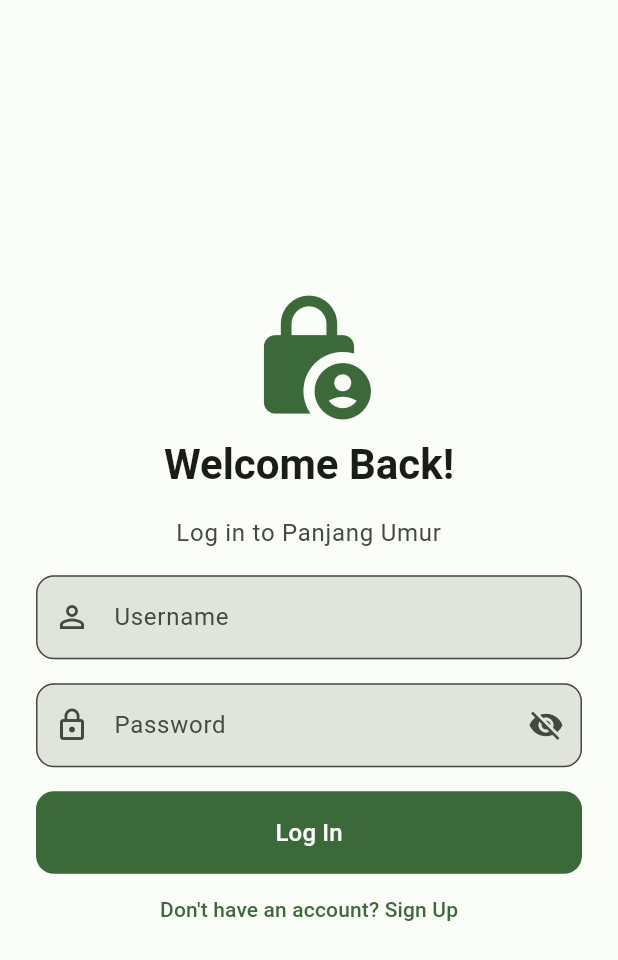
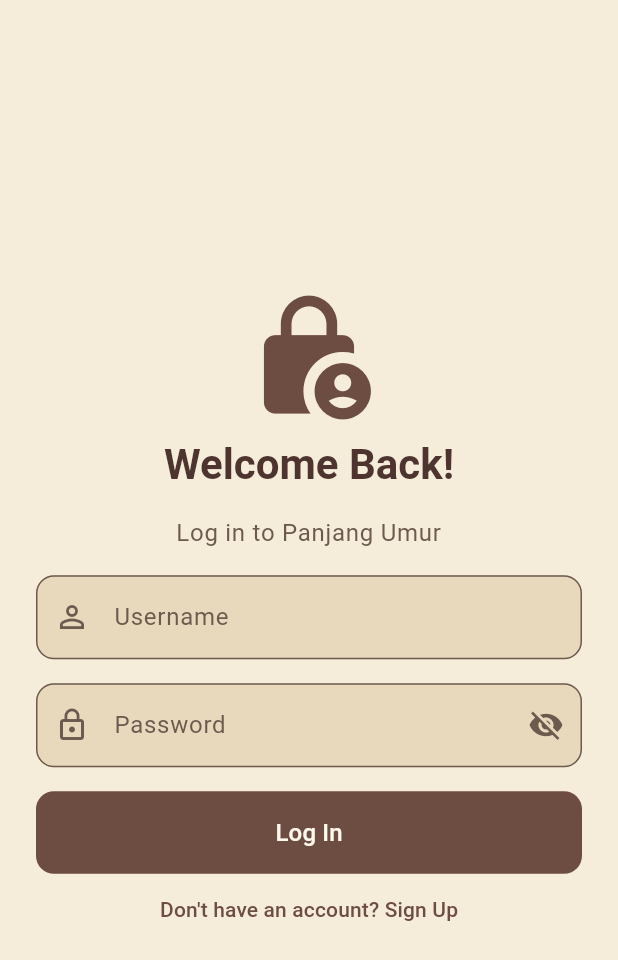
Before and after one commit to rowlys/panjang_umur_frontend, a Flutter app: the screen it shows after launch, on a phone screen of 412 x 824 dp. Shown: the top 960 px of the screen. Run offline on Flutter 3.47's test engine with Material 3 defaults, Android fonts, the phone set to English and light mode, and no system bars; our stand-ins replace dio, flutter_dotenv, flutter_riverpod, flutter_secure_storage, go_router, image_picker.

Commit message:
feat(theme): brown wooden app theme

```diff
--- a/lib/core/router/app_router.dart
+++ b/lib/core/router/app_router.dart
@@ -134,7 +134,6 @@ final goRouterProvider = Provider<GoRouter>((ref) {
       GoRoute(
         path: '/boot',
         builder: (context, state) => const Scaffold(
-          backgroundColor: Colors.white,
           body: Center(child: CircularProgressIndicator())
         ),
       ),
--- a/lib/core/theme/app_theme.dart
+++ b/lib/core/theme/app_theme.dart
@@ -1,29 +1,72 @@
 import 'package:flutter/material.dart';
 
 class AppTheme {
+  static const Color _walnut = Color(0xFF6D4C41);
+  static const Color _darkWood = Color(0xFF5D4037);
+  static const Color _lightWood = Color(0xFF8D6E63);
+  static const Color _parchment = Color(0xFFF5ECD9);
+  static const Color _cream = Color(0xFFFFF8EC);
+  static const Color _ink = Color(0xFF4E342E);
+
+  static const Color success = Color(0xFF5B7B3A);
+  static const Color warning = Color(0xFFC08A2E);
+
   static final ColorScheme _lightColorScheme = ColorScheme.fromSeed(
-    seedColor: const Color(0xFF2E7D32),
+    seedColor: _walnut,
     brightness: Brightness.light,
+  ).copyWith(
+    primary: _walnut,
+    onPrimary: _cream,
+    primaryContainer: const Color(0xFFE6CBB0),
+    onPrimaryContainer: const Color(0xFF3E2723),
+    secondary: const Color(0xFF6B7F3A),
+    onSecondary: _cream,
+    secondaryContainer: const Color(0xFFDCE3C0),
+    onSecondaryContainer: const Color(0xFF2F3A14),
+    surface: _parchment,
+    onSurface: _ink,
+    onSurfaceVariant: const Color(0xFF6D5A4F),
+    surfaceContainerLowest: const Color(0xFFFBF5EA),
+    surfaceContainerLow: const Color(0xFFF2E7D2),
+    surfaceContainer: const Color(0xFFEEE2CA),
+    surfaceContainerHigh: const Color(0xFFEBDDC3),
+    surfaceContainerHighest: const Color(0xFFE8D9BC),
+    outline: const Color(0xFFA1887F),
+    outlineVariant: const Color(0xFFD7C4A8),
+    error: const Color(0xFFA0412D),
+    onError: _cream,
+    errorContainer: const Color(0xFFF4D6CC),
+    onErrorContainer: const Color(0xFF4A1408),
+    inverseSurface: const Color(0xFF3E2723),
+    onInverseSurface: _parchment,
+    inversePrimary: const Color(0xFFE6CBB0),
   );
 
   static ThemeData get lightTheme {
     return ThemeData(
       useMaterial3: true,
       colorScheme: _lightColorScheme,
-      scaffoldBackgroundColor: const Color(0xFFFBFDF8),
+      scaffoldBackgroundColor: _parchment,
 
-      appBarTheme: AppBarTheme(
-        backgroundColor: Colors.transparent,
-        foregroundColor: _lightColorScheme.onSurface,
+      appBarTheme: const AppBarTheme(
+        backgroundColor: _darkWood,
+        foregroundColor: _cream,
         elevation: 0,
         scrolledUnderElevation: 0,
         centerTitle: true,
         titleTextStyle: TextStyle(
           fontSize: 20,
           fontWeight: FontWeight.w600,
-          color: _lightColorScheme.onSurface,
+          color: _cream,
           letterSpacing: -0.5,
         ),
+      ),
+
+      tabBarTheme: TabBarThemeData(
+        labelColor: _cream,
+        unselectedLabelColor: _cream.withValues(alpha: 0.7),
+        indicatorColor: _lightColorScheme.primaryContainer,
+        dividerColor: Colors.transparent,
       ),
 
       cardTheme: CardThemeData(
@@ -40,26 +83,26 @@ class AppTheme {
 
       navigationBarTheme: NavigationBarThemeData(
         elevation: 0,
-        backgroundColor: Colors.transparent,
-        indicatorColor: _lightColorScheme.secondaryContainer,
+        backgroundColor: _darkWood,
+        indicatorColor: _lightWood,
         iconTheme: WidgetStateProperty.resolveWith((states) {
           if (states.contains(WidgetState.selected)) {
-            return IconThemeData(color: _lightColorScheme.onSecondaryContainer, size: 26);
+            return const IconThemeData(color: _cream, size: 26);
           }
-          return IconThemeData(color: _lightColorScheme.onSurfaceVariant, size: 24);
+          return IconThemeData(color: _cream.withValues(alpha: 0.7), size: 24);
         }),
         labelTextStyle: WidgetStateProperty.resolveWith((states) {
           if (states.contains(WidgetState.selected)) {
-            return TextStyle(
+            return const TextStyle(
               fontSize: 12,
               fontWeight: FontWeight.w700,
-              color: _lightColorScheme.onSurface,
+              color: _cream,
             );
           }
           return TextStyle(
             fontSize: 12,
             fontWeight: FontWeight.w500,
-            color: _lightColorScheme.onSurfaceVariant,
+            color: _cream.withValues(alpha: 0.7),
           );
         }),
       ),
--- a/lib/features/auth/presentation/screens/login_screen.dart
+++ b/lib/features/auth/presentation/screens/login_screen.dart
@@ -148,7 +148,6 @@ class _LoginScreenState extends ConsumerState<LoginScreen> {
                             height: 24,
                             child: CircularProgressIndicator(
                               strokeWidth: 2,
-                              valueColor: AlwaysStoppedAnimation<Color>(Colors.white),
                             ),
                           )
                         : const Text('Log In', style: TextStyle(fontSize: 16)),
--- a/lib/features/auth/presentation/screens/register_screen.dart
+++ b/lib/features/auth/presentation/screens/register_screen.dart
@@ -200,7 +200,6 @@ class _RegisterScreenState extends ConsumerState<RegisterScreen> {
                             width: 24,
                             child: CircularProgressIndicator(
                               strokeWidth: 2,
-                              color: Colors.white,
                             ),
                           )
                         : const Text(
--- a/lib/features/challenge/presentation/screens/challenge_detail_screen.dart
+++ b/lib/features/challenge/presentation/screens/challenge_detail_screen.dart
@@ -8,6 +8,7 @@ import 'package:image_picker/image_picker.dart';
 import 'package:panjang_umur_frontend/core/models/user.dart';
 import 'package:panjang_umur_frontend/core/utils/result.dart';
 import 'package:panjang_umur_frontend/features/auth/presentation/providers/auth_providers.dart';
+import 'package:panjang_umur_frontend/core/theme/app_theme.dart';
 
 import '../../domain/models/challenge.dart';
 import '../../domain/models/challenge_submission.dart';
@@ -575,7 +576,7 @@ class _SubmissionTileState extends State<_SubmissionTile> {
                         onPressed: widget.isActing ? null : widget.onApprove,
                         child: const Text('Approve'),
                       )
-                    : const Icon(Icons.check_circle, color: Colors.green),
+                    : const Icon(Icons.check_circle, color: AppTheme.success),
               ],
             ),
             const SizedBox(height: 4),
--- a/lib/features/challenge/presentation/screens/create_challenge_screen.dart
+++ b/lib/features/challenge/presentation/screens/create_challenge_screen.dart
@@ -111,7 +111,7 @@ class _CreateChallengeScreenState extends ConsumerState<CreateChallengeScreen> {
                       height: 4,
                       width: 40,
                       decoration: BoxDecoration(
-                        color: Colors.grey.shade400,
+                        color: Theme.of(context).colorScheme.outline,
                         borderRadius: BorderRadius.circular(2),
                       ),
                     ),
--- a/lib/features/challenge/presentation/screens/pending_submissions_screen.dart
+++ b/lib/features/challenge/presentation/screens/pending_submissions_screen.dart
@@ -2,6 +2,7 @@ import 'package:flutter/material.dart';
 import 'package:flutter_riverpod/flutter_riverpod.dart';
 
 import 'package:panjang_umur_frontend/core/utils/result.dart';
+import 'package:panjang_umur_frontend/core/theme/app_theme.dart';
 import '../../domain/models/submission_received.dart';
 import '../../domain/models/submission_submitted.dart';
 import '../providers/challenge_providers.dart';
@@ -132,7 +133,7 @@ class _SubmittedTile extends StatelessWidget {
                 ],
               ),
             ),
-            const Icon(Icons.hourglass_top, color: Colors.orange),
+            const Icon(Icons.hourglass_top, color: AppTheme.warning),
           ],
         ),
       ),
--- a/lib/features/rewards/presentation/screens/create_reward_screen.dart
+++ b/lib/features/rewards/presentation/screens/create_reward_screen.dart
@@ -105,7 +105,7 @@ class _CreateRewardScreenState extends ConsumerState<CreateRewardScreen> {
                       height: 4,
                       width: 40,
                       decoration: BoxDecoration(
-                        color: Colors.grey.shade400,
+                        color: Theme.of(context).colorScheme.outline,
                         borderRadius: BorderRadius.circular(2),
                       ),
                     ),
--- a/lib/features/rewards/presentation/screens/friend_shop_screen.dart
+++ b/lib/features/rewards/presentation/screens/friend_shop_screen.dart
@@ -5,6 +5,7 @@ import 'package:panjang_umur_frontend/core/utils/result.dart';
 import 'package:panjang_umur_frontend/features/user/presentation/providers/user_providers.dart';
 
 import 'package:panjang_umur_frontend/features/transactions/presentation/providers/transaction_providers.dart';
+import 'package:panjang_umur_frontend/core/theme/app_theme.dart';
 
 import '../../domain/models/reward.dart';
 import '../providers/reward_providers.dart';
@@ -293,9 +294,9 @@ class _MyClaimTileState extends ConsumerState<_MyClaimTile> {
       case ClaimStatus.pending:
         return scheme.primary;
       case ClaimStatus.fulfilled:
-        return Colors.green;
+        return AppTheme.success;
       case ClaimStatus.refundRequested:
-        return Colors.orange;
+        return AppTheme.warning;
       case ClaimStatus.refunded:
         return scheme.error;
     }
--- a/lib/features/rewards/presentation/screens/reward_detail_screen.dart
+++ b/lib/features/rewards/presentation/screens/reward_detail_screen.dart
@@ -2,6 +2,7 @@ import 'package:flutter/material.dart';
 import 'package:flutter_riverpod/flutter_riverpod.dart';
 
 import 'package:panjang_umur_frontend/core/utils/result.dart';
+import 'package:panjang_umur_frontend/core/theme/app_theme.dart';
 
 import '../../domain/models/reward.dart';
 import '../providers/reward_providers.dart';
@@ -246,9 +247,9 @@ class _ClaimTileState extends ConsumerState<_ClaimTile> {
       case ClaimStatus.pending:
         return scheme.primary;
       case ClaimStatus.fulfilled:
-        return Colors.green;
+        return AppTheme.success;
       case ClaimStatus.refundRequested:
-        return Colors.orange;
+        return AppTheme.warning;
       case ClaimStatus.refunded:
         return scheme.error;
     }
--- a/lib/features/transactions/presentation/screens/history_screen.dart
+++ b/lib/features/transactions/presentation/screens/history_screen.dart
@@ -3,6 +3,7 @@ import 'package:flutter_riverpod/flutter_riverpod.dart';
 
 import 'package:panjang_umur_frontend/features/transactions/domain/models/transaction_entry.dart';
 import 'package:panjang_umur_frontend/features/transactions/presentation/providers/transaction_providers.dart';
+import 'package:panjang_umur_frontend/core/theme/app_theme.dart';
 
 class HistoryScreen extends ConsumerStatefulWidget {
   const HistoryScreen({super.key});
@@ -181,7 +182,7 @@ class _TransactionTile extends StatelessWidget {
     String amountText;
     switch (entry.sign) {
       case TransactionSign.credit:
-        amountColor = Colors.green;
+        amountColor = AppTheme.success;
         amountText = '+${entry.amount} pts';
       case TransactionSign.debit:
         amountColor = scheme.error;
--- a/lib/features/user/presentation/screens/user_search_screen.dart
+++ b/lib/features/user/presentation/screens/user_search_screen.dart
@@ -38,13 +38,17 @@ class _UserSearchScreenState extends ConsumerState<UserSearchScreen> {
   @override
   Widget build(BuildContext context) {
     final searchState = ref.watch(userSearchControllerProvider);
+    final barForeground = Theme.of(context).appBarTheme.foregroundColor;
 
     return Scaffold(
       appBar: AppBar(
         title: TextField(
           controller: _searchController,
-          decoration: const InputDecoration(
+          style: TextStyle(color: barForeground),
+          cursorColor: barForeground,
+          decoration: InputDecoration(
             hintText: 'Search users...',
+            hintStyle: TextStyle(color: barForeground?.withValues(alpha: 0.7)),
             border: InputBorder.none,
           ),
           onChanged: _onSearchChanged,
```
Also changed, not shown: lib/features/friends/presentation/widgets/friend_requests_sheet.dart (+4 -3 lines).
